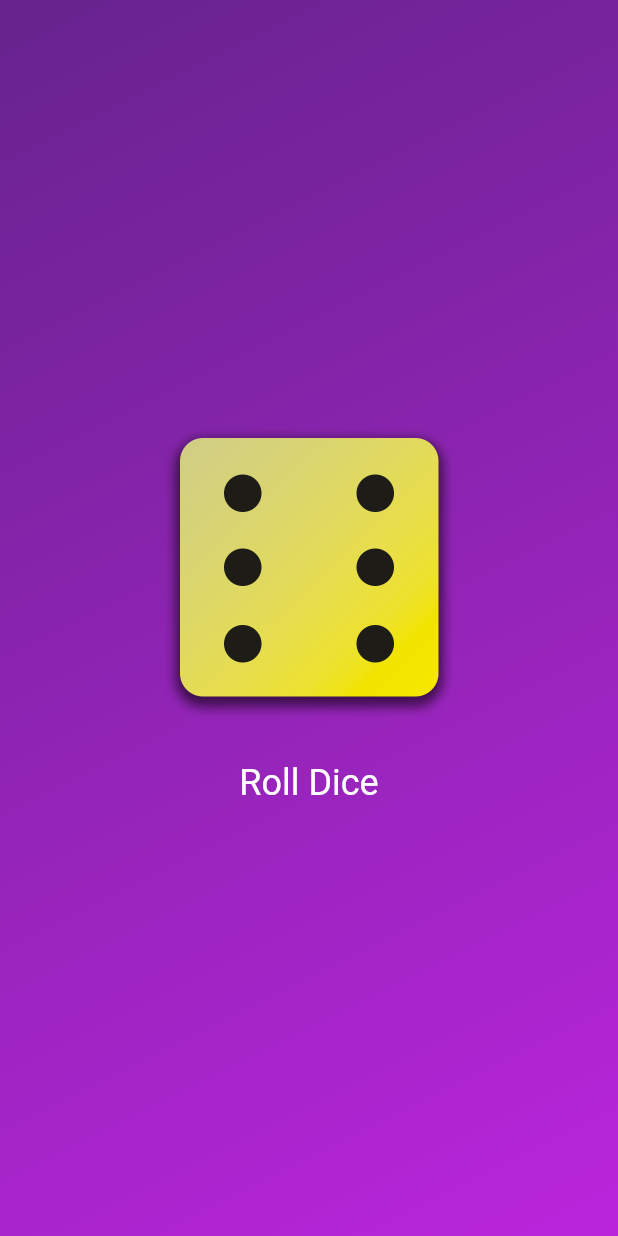
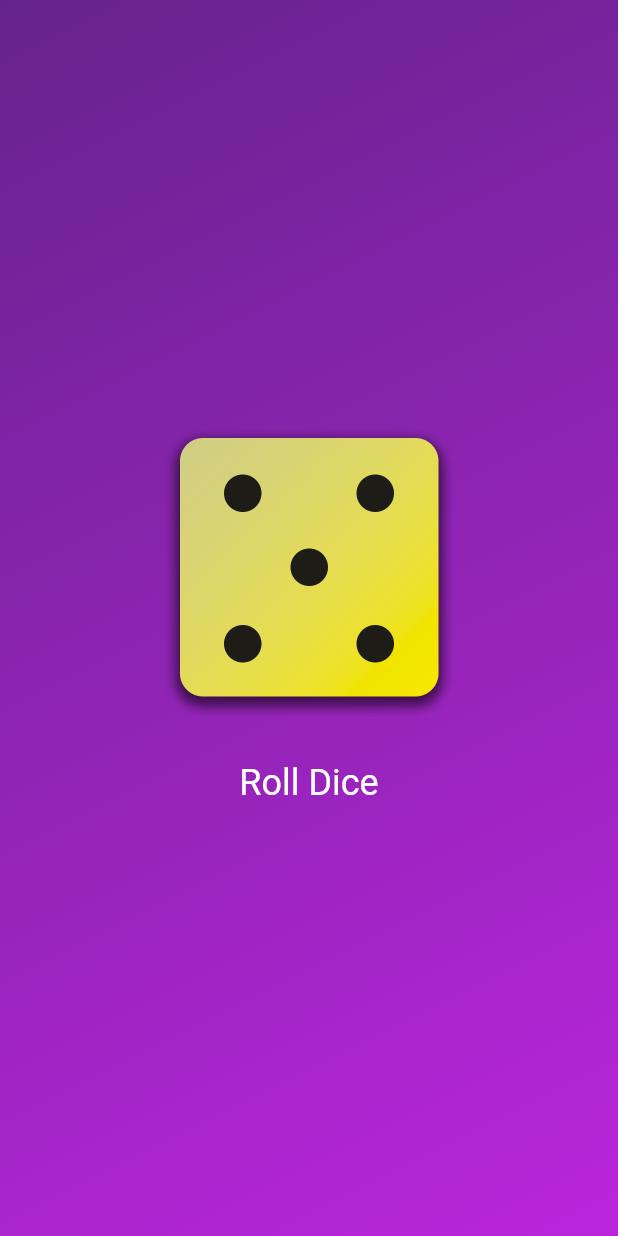
Before and after one commit to PrinceKae/dice, a Flutter app: the screen it shows after launch, after a tap on "Roll Dice", on a phone screen of 412 x 824 dp. Run offline on Flutter 3.47's test engine with Material 2 defaults, Android fonts, the phone set to English and light mode, and no system bars.

Commit message:
6th Commit

```diff
--- a/lib/dice_roller.dart
+++ b/lib/dice_roller.dart
@@ -1,19 +1,21 @@
+import 'dart:math';
+
 import 'package:flutter/material.dart';
+final randomizer =Random();
+
 
 class DiceRoller extends StatefulWidget {
   const DiceRoller({super.key});
-
   @override
   State<DiceRoller> createState() => _DiceRollerState();
 }
 
 class _DiceRollerState extends State<DiceRoller> {
-  var activeDiceImage = 'assets/images/dice-4.png';
+  var currentDiceRoll = 2;
 
   void rollDice (){
     setState(() {
-      activeDiceImage = 'assets/images/dice-6.png';
-
+      currentDiceRoll =randomizer.nextInt(6) + 1;
     });
 
   }
@@ -23,7 +25,7 @@
       mainAxisSize:MainAxisSize.min ,
       children: [
         Image.asset(
-          activeDiceImage,
+          'assets/images/dice-$currentDiceRoll.png',
           width: 200,
         ),
         const SizedBox(
```
